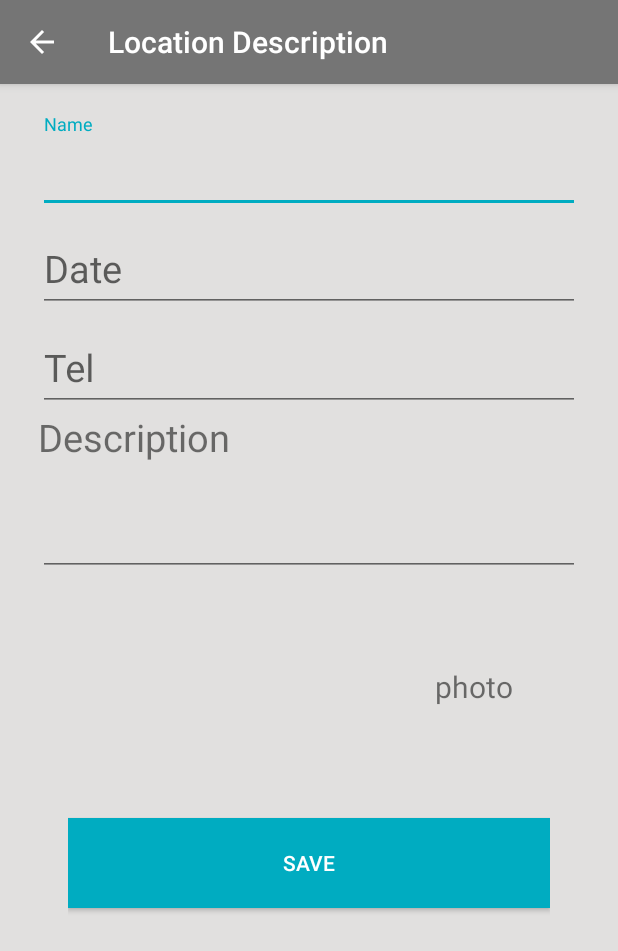
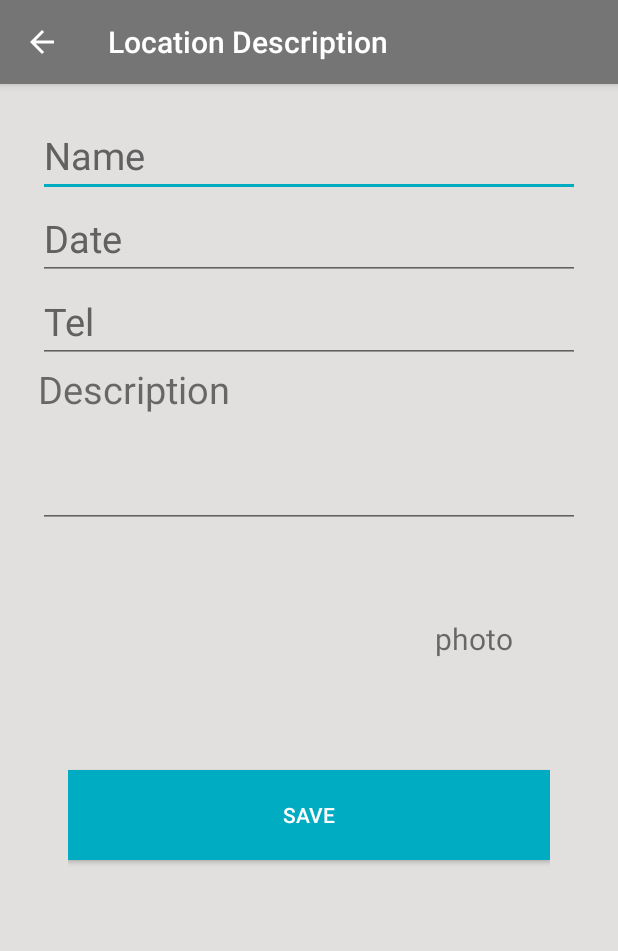
Before and after one commit to promayearn/minemap, an Android app: the LocationDescription screen opened directly, with no data from a screen before it, on a phone screen of 412 x 824 dp. Shown: the top 951 px of the screen. Run offline under Robolectric (Android 15) with nearby library versions, the phone set to English and light mode, and no system bars.

Commit message:
xml des modify page 29/09/2016

```diff
--- a/app/src/main/res/layout/activity_location_description.xml
+++ b/app/src/main/res/layout/activity_location_description.xml
@@ -1,5 +1,6 @@
 <?xml version="1.0" encoding="utf-8"?>
-<RelativeLayout xmlns:android="http://schemas.android.com/apk/res/android"
+<RelativeLayout
+    xmlns:android="http://schemas.android.com/apk/res/android"
     xmlns:tools="http://schemas.android.com/tools"
     android:layout_width="match_parent"
     android:layout_height="match_parent"
@@ -9,14 +10,14 @@
 
     <ScrollView
         android:layout_width="match_parent"
-        android:layout_height="wrap_content">
+        android:layout_height="wrap_content"
+        android:layout_alignParentTop="true"
+        android:layout_alignParentLeft="true"
+        android:layout_alignParentStart="true">
 
     <LinearLayout
         android:layout_width="match_parent"
-        android:layout_height="match_parent"
-        android:layout_alignParentLeft="true"
-        android:layout_alignParentStart="true"
-        android:layout_alignParentTop="true"
+        android:layout_height="wrap_content"
         android:orientation="vertical"
         android:paddingLeft="25dp"
         android:paddingRight="25dp">
@@ -28,11 +29,6 @@
             android:layout_marginTop="20dp"
             android:orientation="vertical">
 
-            <android.support.design.widget.TextInputLayout
-                android:id="@+id/input_layout_name"
-                android:layout_width="match_parent"
-                android:layout_height="wrap_content">
-
                 <EditText
                     android:id="@+id/input_name"
                     android:layout_width="match_parent"
@@ -41,13 +37,6 @@
                     android:inputType="textEmailAddress"
                     android:textSize="25sp"
                     android:theme="@style/MyEditTextTheme" />
-
-            </android.support.design.widget.TextInputLayout>
-
-            <android.support.design.widget.TextInputLayout
-                android:id="@+id/input_layout_date"
-                android:layout_width="match_parent"
-                android:layout_height="wrap_content">
 
                 <EditText
                     android:id="@+id/input_date"
@@ -58,12 +47,6 @@
                     android:textSize="25sp"
                     android:theme="@style/MyEditTextTheme" />
 
-            </android.support.design.widget.TextInputLayout>
-
-            <android.support.design.widget.TextInputLayout
-                android:id="@+id/input_layout_tel"
-                android:layout_width="match_parent"
-                android:layout_height="wrap_content">
 
                 <EditText
                     android:id="@+id/input_tel"
@@ -73,8 +56,6 @@
                     android:inputType="textEmailAddress"
                     android:textSize="25sp"
                     android:theme="@style/MyEditTextTheme" />
-
-            </android.support.design.widget.TextInputLayout>
 
         </LinearLayout>
 
```
Also changed, not shown: app/src/main/AndroidManifest.xml (+7 -2 lines).
